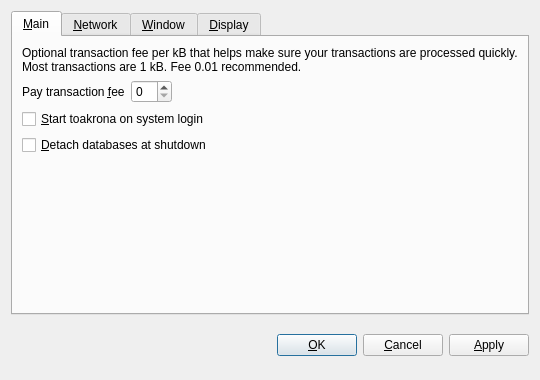
Old version of the form src/qt/forms/optionsdialog.ui in the repository Pranz/smallchange.
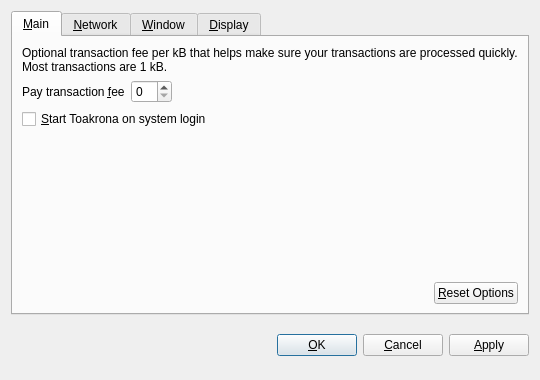
New version of the form. The open tabs and pages were chosen to show the change. Custom widgets are drawn as their Qt base class.

Commit message: Reboot, forking LiteCoin with modifications to Toakrona

```diff
--- a/src/qt/forms/optionsdialog.ui
+++ b/src/qt/forms/optionsdialog.ui
@@ -33,7 +33,7 @@
        <item>
         <widget class="QLabel" name="transactionFeeInfoLabel">
          <property name="text">
-          <string>Optional transaction fee per kB that helps make sure your transactions are processed quickly. Most transactions are 1 kB. Fee 0.01 recommended.</string>
+          <string>Optional transaction fee per kB that helps make sure your transactions are processed quickly. Most transactions are 1 kB.</string>
          </property>
          <property name="textFormat">
           <enum>Qt::PlainText</enum>
@@ -82,17 +82,7 @@
           <string>Automatically start toakrona after logging in to the system.</string>
          </property>
          <property name="text">
-          <string>&amp;Start toakrona on system login</string>
-         </property>
-        </widget>
-       </item>
-       <item>
-        <widget class="QCheckBox" name="detachDatabases">
-         <property name="toolTip">
-          <string>Detach block and address databases at shutdown. This means they can be moved to another data directory, but it slows down shutdown. The wallet is always detached.</string>
-         </property>
-         <property name="text">
-          <string>&amp;Detach databases at shutdown</string>
+          <string>&amp;Start Toakrona on system login</string>
          </property>
         </widget>
        </item>
@@ -109,6 +99,36 @@
          </property>
         </spacer>
        </item>
+       <item>
+        <layout class="QHBoxLayout" name="horizontalLayout_2_Main">
+         <item>
+          <spacer name="horizontalSpacer_2_Main">
+           <property name="orientation">
+            <enum>Qt::Horizontal</enum>
+           </property>
+           <property name="sizeHint" stdset="0">
+            <size>
+             <width>40</width>
+             <height>20</height>
+            </size>
+           </property>
+          </spacer>
+         </item>
+         <item>
+          <widget class="QPushButton" name="resetButton">
+           <property name="toolTip">
+            <string>Reset all client options to default.</string>
+           </property>
+           <property name="text">
+            <string>&amp;Reset Options</string>
+           </property>
+           <property name="autoDefault">
+            <bool>false</bool>
+           </property>
+          </widget>
+         </item>
+        </layout>
+       </item>
       </layout>
      </widget>
      <widget class="QWidget" name="tabNetwork">
```
Left out of the diff: 38 changed lines with no effect on the pictures. The commit also changes 539 other files.
